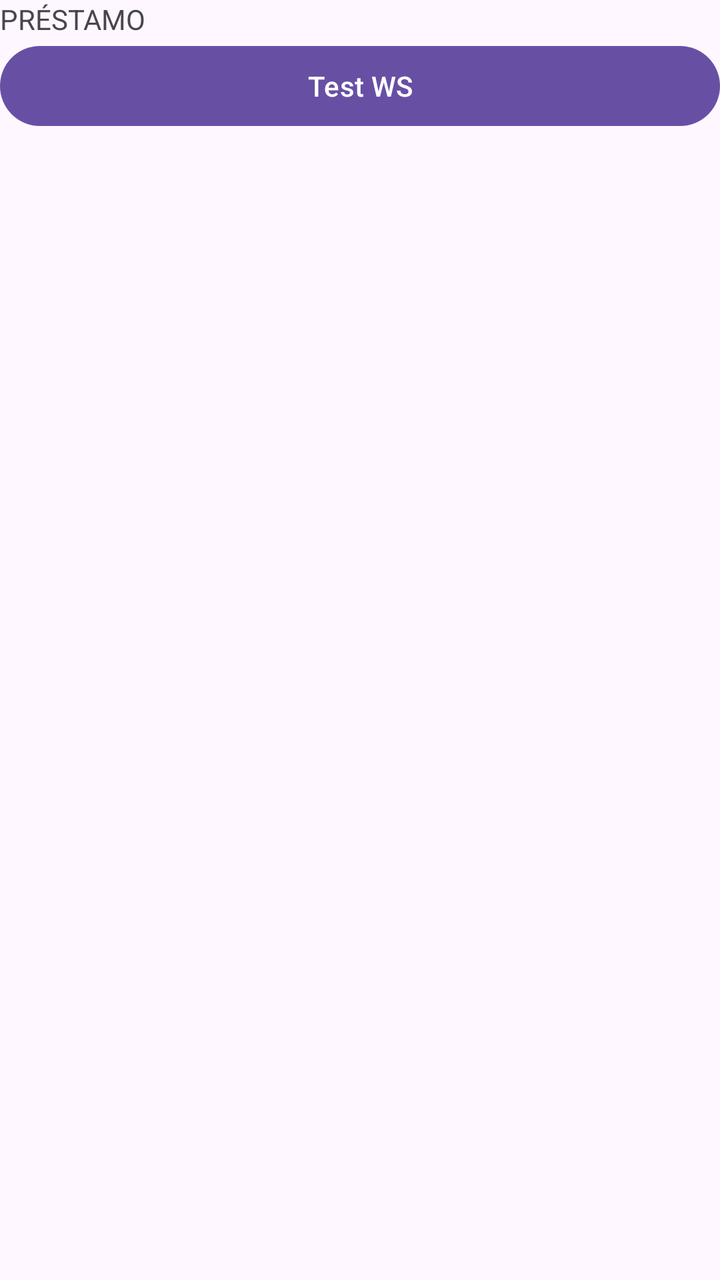
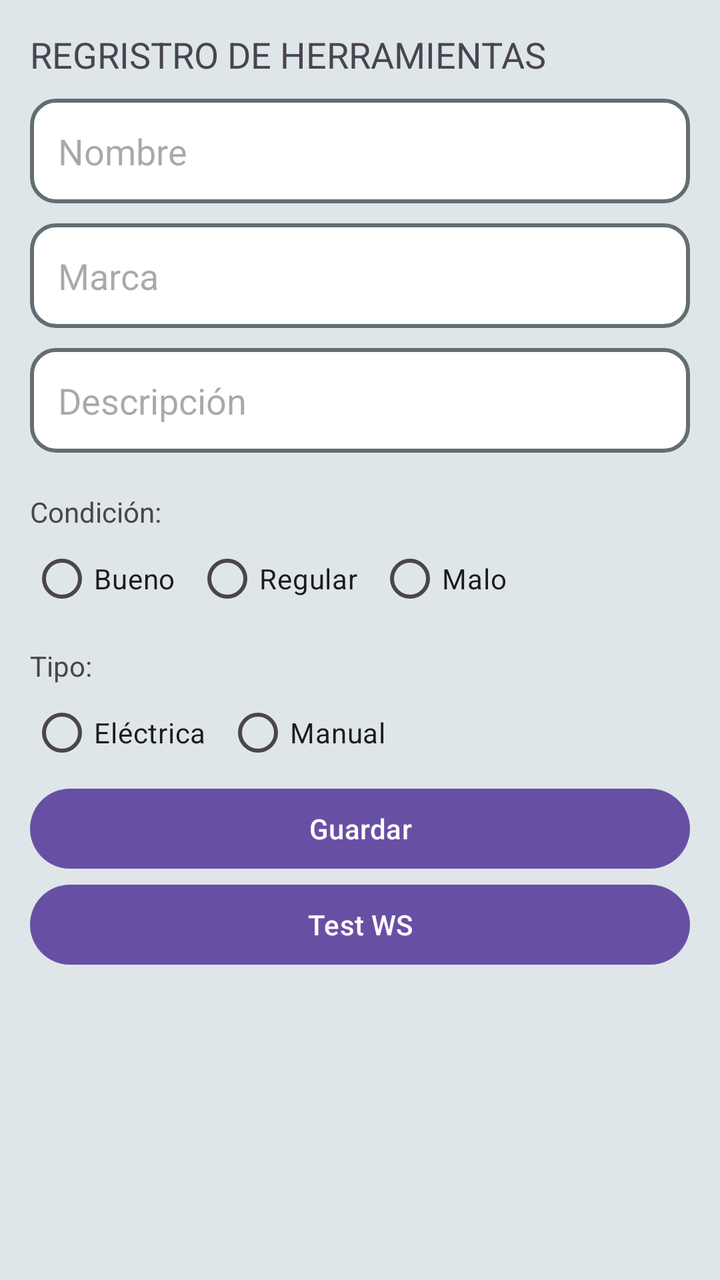

Compare the two renders of this Android layout. The source of the first and the diff that turns it into the second are given below.
<!-- AndroidManifest.xml: application theme Theme.AppSENATI -->
<!-- res/layout/fragment_prestamo.xml -->
<?xml version="1.0" encoding="utf-8"?>
<LinearLayout xmlns:android="http://schemas.android.com/apk/res/android"
    android:orientation="vertical"
    android:layout_width="match_parent"
    android:layout_height="match_parent">

    <TextView
        android:text="PRÉSTAMO"
        android:layout_width="wrap_content"
        android:layout_height="wrap_content" />

    <Button

        android:id="@+id/btnTestWS"
        android:text="Test WS"
        android:layout_width="match_parent"
        android:layout_height="wrap_content"/>

</LinearLayout>
<!-- resources referenced by this layout -->
<resources>
  <style name="Theme.AppSENATI" parent="Base.Theme.AppSENATI" />
  <style name="Base.Theme.AppSENATI" parent="Theme.Material3.DayNight.NoActionBar">
          
          
      </style>
</resources>

<!-- the commit's change to res/layout/fragment_prestamo.xml (unified diff, before → after) -->
@@ -1,19 +1,111 @@
 <?xml version="1.0" encoding="utf-8"?>
-<LinearLayout xmlns:android="http://schemas.android.com/apk/res/android"
-    android:orientation="vertical"
+<ScrollView xmlns:android="http://schemas.android.com/apk/res/android"
+    xmlns:app="http://schemas.android.com/apk/res-auto"
     android:layout_width="match_parent"
-    android:layout_height="match_parent">
+    android:layout_height="match_parent"
+    android:background="#dfe6e9">
+    <LinearLayout
+        android:orientation="vertical"
+        android:padding="15dp"
+        android:layout_width="match_parent"
+        android:layout_height="wrap_content">
+        <TextView
+            android:text="REGRISTRO DE HERRAMIENTAS"
+            android:layout_marginBottom="10dp"
+            android:textSize="18sp"
+            android:layout_width="wrap_content"
+            android:layout_height="wrap_content" />
 
-    <TextView
-        android:text="PRÉSTAMO"
-        android:layout_width="wrap_content"
-        android:layout_height="wrap_content" />
 
-    <Button
+        <EditText
+            android:id="@+id/edtNombre"
+            android:hint="Nombre"
+            android:background="@drawable/bg_input"
+            android:padding="14dp"
+            android:layout_marginBottom="10dp"
+            android:layout_width="match_parent"
+            android:layout_height="wrap_content"/>
+        <EditText
+            android:id="@+id/edtMarca"
+            android:hint="Marca"
+            android:background="@drawable/bg_input"
+            android:padding="14dp"
+            android:layout_marginBottom="10dp"
+            android:layout_width="match_parent"
+            android:layout_height="wrap_content"/>
+        <EditText
+            android:id="@+id/edtDescripcion"
+            android:hint="Descripción"
+            android:background="@drawable/bg_input"
+            android:padding="14dp"
+            android:layout_marginBottom="10dp"
+            android:layout_width="match_parent"
+            android:layout_height="wrap_content"/>
 
-        android:id="@+id/btnTestWS"
-        android:text="Test WS"
-        android:layout_width="match_parent"
-        android:layout_height="wrap_content"/>
+        <TextView
+            android:text="Condición:"
+            android:layout_marginTop="10dp"
+            android:layout_width="match_parent"
+            android:layout_height="wrap_content"/>
+        <RadioGroup
+            android:id="@+id/rgCondicion"
+            android:orientation="horizontal"
+            android:layout_width="match_parent"
+            android:layout_height="wrap_content">
+            <RadioButton
+                android:id="@+id/rbtBueno"
+                android:text="Bueno"
+                android:layout_marginEnd="10dp"
+                android:layout_width="wrap_content"
+                android:layout_height="match_parent"/>
+            <RadioButton
+                android:id="@+id/rbtRegular"
+                android:text="Regular"
+                android:layout_marginEnd="10dp"
+                android:layout_width="wrap_content"
+                android:layout_height="match_parent"/>
+            <RadioButton
+                android:id="@+id/rbtMalo"
+                android:text="Malo"
+                android:layout_marginEnd="10dp"
+                android:layout_width="wrap_content"
+                android:layout_height="match_parent"/>
+        </RadioGroup>
+
+        <TextView
+            android:text="Tipo:"
+            android:layout_marginTop="10dp"
+            android:layout_width="match_parent"
+            android:layout_height="wrap_content"/>
+        <RadioGroup
+            android:id="@+id/rgTipo"
+            android:orientation="horizontal"
+            android:layout_width="match_parent"
+            android:layout_height="wrap_content">
+
+            <RadioButton
+                android:id="@+id/rbtElectrica"
+                android:text="Eléctrica"
+                android:layout_marginEnd="10dp"
+                android:layout_width="wrap_content"
+                android:layout_height="match_parent"/>
+            <RadioButton
+                android:id="@+id/rbtManual"
+                android:text="Manual"
+                android:layout_width="wrap_content"
+                android:layout_height="match_parent"/>
+        </RadioGroup>
+        <Button
+            android:id="@+id/btnGuardar"
+            android:text="Guardar"
+            android:layout_width="match_parent"
+            android:layout_height="wrap_content"/>
+        <Button
+            android:id="@+id/btnTestWS"
+            android:text="Test WS"
+            android:layout_width="match_parent"
+            android:layout_height="wrap_content"/>
+
 
 </LinearLayout>
+</ScrollView>
<!-- resource entries referenced after the edit -->
@@ -1,5 +1,14 @@
 <!-- resources referenced by this layout -->
 <resources>
+  <!-- drawable bg_input (drawable) -->
+  <?xml version="1.0" encoding="utf-8"?>
+  <shape xmlns:android="http://schemas.android.com/apk/res/android">
+      <solid android:color="#FFF" />
+      <corners android:radius="12dp" />
+      <stroke
+          android:width="2dp"
+          android:color="#636e72" />
+  </shape>
   <style name="Theme.AppSENATI" parent="Base.Theme.AppSENATI" />
   <style name="Base.Theme.AppSENATI" parent="Theme.Material3.DayNight.NoActionBar">
           
